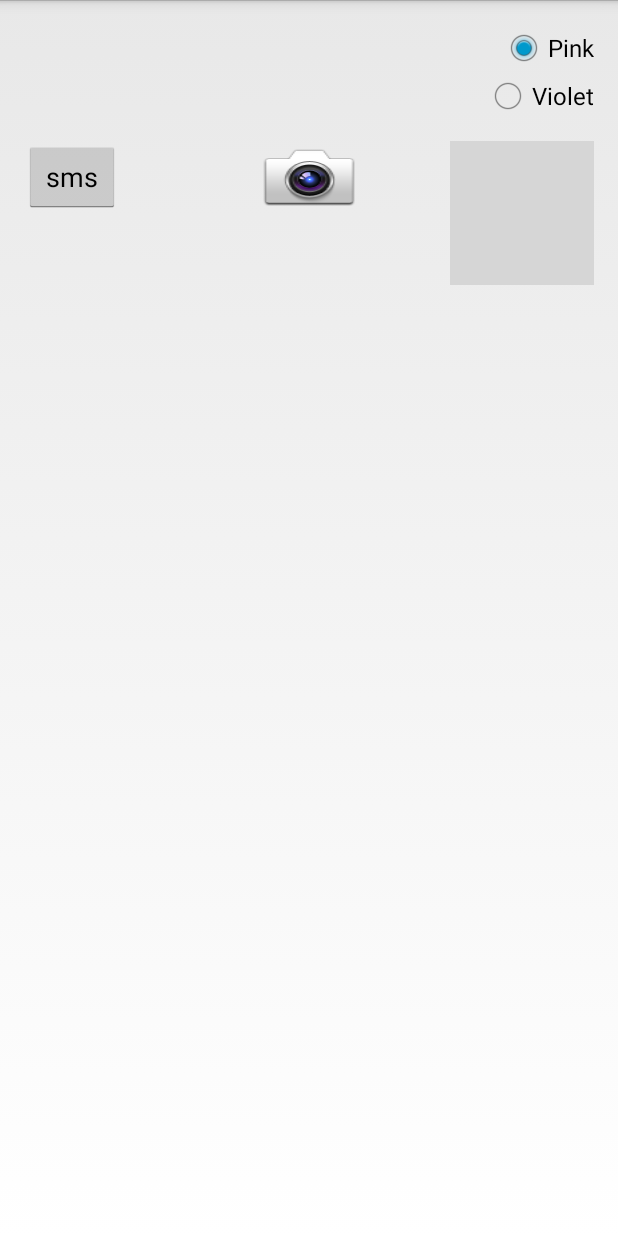
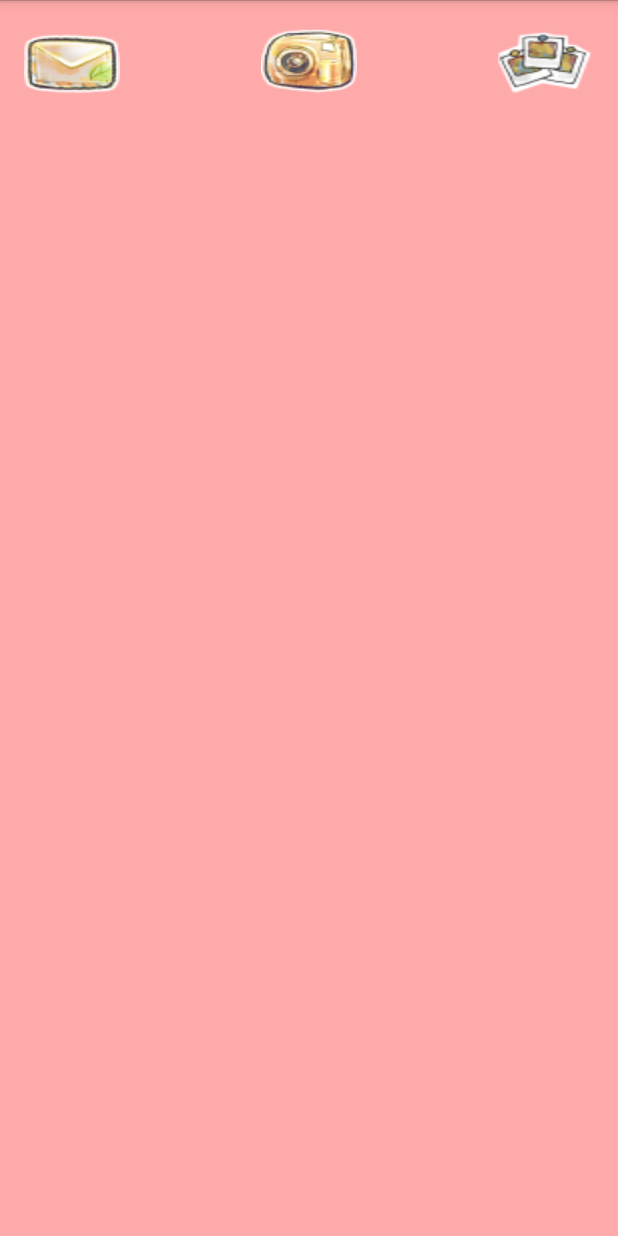
Before and after one commit to kimhyein/Iam-your-father, an Android app: the screen it shows after launch (MyActivity), on a phone screen of 412 x 824 dp. Run offline under Robolectric (Android 15) with nearby library versions, the phone set to English and light mode, and no system bars; grey boxes are pictures that could not be loaded.

Commit message:
라디오버튼 삭제, 이미지 변경, 카메라 추가

```diff
--- a/app/src/main/AndroidManifest.xml
+++ b/app/src/main/AndroidManifest.xml
@@ -19,6 +19,7 @@
         </activity>
 
         <activity android:name=".SplashActivity"/>
+        <activity android:name=".CameraActivity"/>
 
 
         <receiver android:name="SmsList" android:enabled="true">
--- a/app/src/main/java/com/example/at/accountbook/MyActivity.java
+++ b/app/src/main/java/com/example/at/accountbook/MyActivity.java
@@ -9,13 +9,9 @@ import android.view.MenuItem;
 import android.view.View;
 import android.view.Window;
 import android.widget.Button;
-import android.widget.LinearLayout;
-import android.widget.RadioGroup;
 
 
-class MyActivity extends Activity implements View.OnClickListener,RadioGroup.OnCheckedChangeListener{
-
-    LinearLayout ll;
+public class MyActivity extends Activity implements View.OnClickListener{
 
     @Override
     protected void onCreate(Bundle savedInstanceState) {
@@ -27,19 +23,32 @@ class MyActivity extends Activity implements View.OnClickListener,RadioGroup.OnC
 
         initializeGood();
 
-        ((Button)findViewById(R.id.btn_sms)).setOnClickListener(this);
+        Button sms = (Button) findViewById(R.id.btn_sms);
+        sms.setOnClickListener(new Button.OnClickListener() {
+            public void onClick(View v) {
+                Intent intent = new Intent(MyActivity.this, SmsList.class);
+                startActivity(intent);
+            }
+        });
 
-
-        ll = (LinearLayout) findViewById(R.id.linearLayout);
-
-        RadioGroup rg1 = (RadioGroup) findViewById(R.id.RadioGroup1);
-        rg1.setOnCheckedChangeListener(this);
+        Button camera = (Button) findViewById(R.id.btn_camera);
+        camera.setOnClickListener(new Button.OnClickListener()  {
+            public void onClick(View v) {
+                Intent intent = new Intent(MyActivity.this, CameraActivity.class);
+                startActivity(intent);
+            }
+        });
     }
 
     private void initializeGood()
     {
         InitializationRunnable init = new InitializationRunnable();
         new Thread(init).start();
+    }
+
+    @Override
+    public void onClick(View view) {
+
     }
 
     class InitializationRunnable implements Runnable
@@ -64,30 +73,6 @@ class MyActivity extends Activity implements View.OnClickListener,RadioGroup.OnC
         }
     }
 
-    @Override
-    public void onCheckedChanged(RadioGroup arg0, int arg1) {
-        // TODO Auto-generated method stub
-
-        switch (arg1) {
-
-            case R.id.radioButton4:
-
-                ll.setBackgroundResource(R.drawable.main);
-
-                break;
-
-            case R.id.radioButton5:
-
-                ll.setBackgroundResource(R.drawable.main2);
-                break;
-
-        }
-    }
-    @Override
-    public void onClick(View view) {
-        Intent intent = new Intent(MyActivity.this, SmsList.class);
-        startActivity(intent);
-    }
 
     @Override
     public boolean onCreateOptionsMenu(Menu menu) {
--- a/app/src/main/res/layout/activity_my.xml
+++ b/app/src/main/res/layout/activity_my.xml
@@ -6,70 +6,31 @@
     android:paddingRight="@dimen/activity_horizontal_margin"
     android:paddingTop="@dimen/activity_vertical_margin"
     android:paddingBottom="@dimen/activity_vertical_margin"
+    android:background="@drawable/main"
     tools:context=".MyActivity">`
 
     <Button
         android:id="@+id/btn_sms"
         android:layout_width="wrap_content"
         android:layout_height="wrap_content"
-        android:layout_alignTop="@+id/btn_camera"
-        android:layout_alignParentLeft="true"
-        android:layout_alignParentStart="true"
-        android:text="sms"/>
+        android:background="@drawable/message2" />
 
     <Button
         android:id="@+id/btn_camera"
         android:layout_width="wrap_content"
         android:layout_height="wrap_content"
-        android:background="@drawable/camera"
-        android:layout_alignTop="@+id/btn_gal"
+        android:background="@drawable/camera2"
+        android:layout_alignParentTop="true"
         android:layout_centerHorizontal="true" />
 
     <Button
         android:id="@+id/btn_gal"
         android:layout_width="wrap_content"
         android:layout_height="wrap_content"
-        android:background="@drawable/gallery"
-        android:layout_marginTop="78dp"
+        android:background="@drawable/gallary"
         android:layout_alignParentTop="true"
         android:layout_alignParentRight="true"
         android:layout_alignParentEnd="true" />
 
-    <LinearLayout
-        android:orientation="vertical"
-        android:layout_width="fill_parent"
-        android:layout_height="fill_parent"
-        android:layout_alignParentTop="true"
-        android:layout_alignParentLeft="true"
-        android:layout_alignParentStart="true"
-        android:layout_above="@+id/btn_sms"
-        android:id="@+id/linearLayout">
-
-        <RadioGroup
-            android:layout_width="wrap_content"
-            android:layout_height="wrap_content"
-            android:layout_gravity="right"
-            android:id="@+id/RadioGroup1">
-
-            <RadioButton
-                android:layout_width="wrap_content"
-                android:layout_height="wrap_content"
-                android:text="Pink"
-                android:id="@+id/radioButton4"
-                android:layout_gravity="right"
-                android:checked="true"/>
-
-            <RadioButton
-                android:layout_width="wrap_content"
-                android:layout_height="wrap_content"
-                android:text="Violet"
-                android:id="@+id/radioButton5"
-                android:layout_below="@+id/linearLayout"
-                android:layout_toRightOf="@+id/btn_camera"
-                android:layout_toEndOf="@+id/btn_camera"
-                android:layout_gravity="right"/>
-        </RadioGroup>
-
-    </LinearLayout>
 
 </RelativeLayout>
```
Also changed, not shown: app/src/main/java/com/example/at/accountbook/CameraActivity.java (added, +245 -0 lines), app/src/main/res/layout/activity_camera.xml (added, +29 -0 lines), app/src/main/res/drawable-hdpi/camera2.png (added), app/src/main/res/drawable-hdpi/gallary.png (added), app/src/main/res/drawable-hdpi/message.png (deleted), app/src/main/res/drawable-hdpi/message2.png (added), app/src/main/res/drawable-mdpi/photo.png (added), 1 other file.
